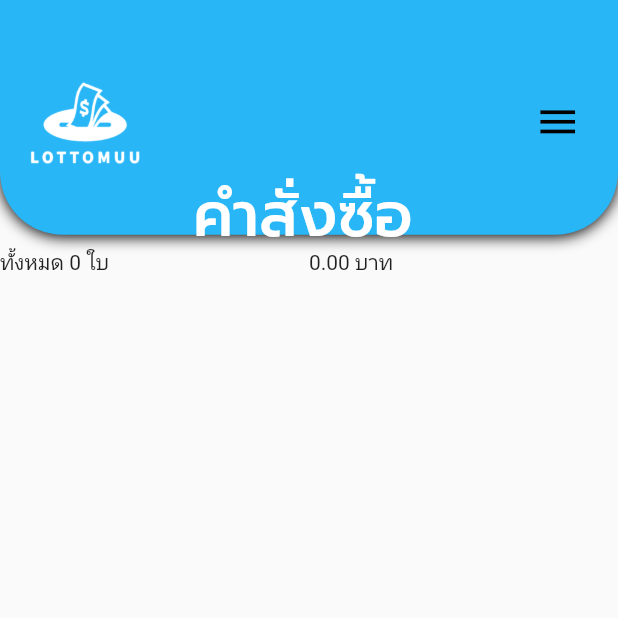
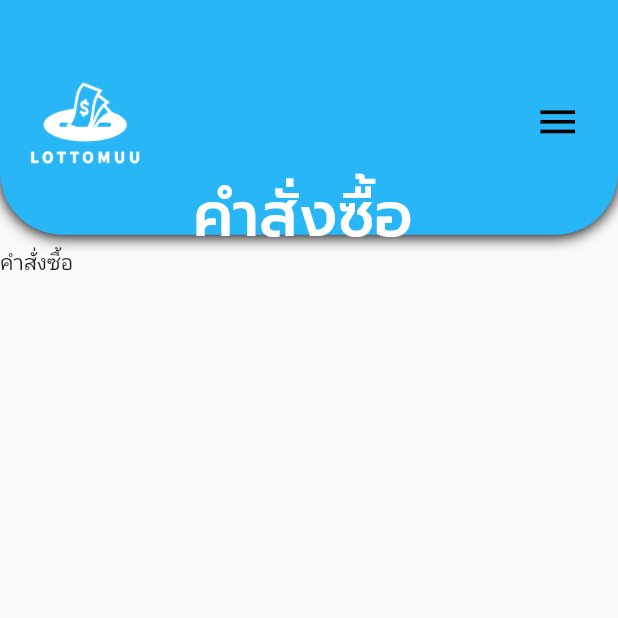
Before and after one commit to Projectmuutoo/Lottomuutoo, a Flutter app: the OrderPage screen opened directly with empty values, on a phone screen of 412 x 824 dp, the top half of it. Run offline on Flutter 3.47's test engine with Material 3 defaults, Android fonts, the phone set to English and light mode, and no system bars; our stand-ins replace flutter_svg, get_storage; accounts and stored records are empty; network calls fail; project files that could hold a hidden picture were left out.

Commit message:
wallet substring and order araimairu

```diff
--- a/lib/pages/navpages/order.dart
+++ b/lib/pages/navpages/order.dart
@@ -40,10 +40,6 @@ class _OrderPageState extends State<OrderPage> {
     }
     super.initState();
     loadData = loadDataAsync();
-    // Delay checkLogin until after the first frame is rendered
-    WidgetsBinding.instance.addPostFrameCallback((_) {
-      checkLogin();
-    });
   }
 
   Future<void> loadDataAsync() async {
@@ -190,13 +186,12 @@ class _OrderPageState extends State<OrderPage> {
         selectedPage: 1,
       ),
 
-      body: SingleChildScrollView(
-        child: FutureBuilder(
+      body: FutureBuilder(
         future: loadData,
         builder: (context, snapshot) {
           if (widget.email == 'ยังไม่ได้เข้าสู่ระบบ') {
             return Container(
-                child: const Text('ยังไม่ได้เข้าสู่ระบบ'),
+              child: Text('ยังไม่ได้เข้าสู่ระบบ'),
             );
           } else {
             if (snapshot.connectionState != ConnectionState.done) {
@@ -207,72 +202,16 @@ class _OrderPageState extends State<OrderPage> {
                 ),
               );
             }
-
-              return SizedBox(
-                child: Container(
-                  child: Column(
-                    mainAxisAlignment: MainAxisAlignment.spaceBetween,
-                    children: [
-                      Row(
-                        children: [
-                          Expanded(child: Text('ทั้งหมด $count ใบ')),
-                          Expanded(child: Text('$countmoney.00 บาท')),
-                        ],
-                      ),
-                      for (var order in _orders)
-                        Column(
-                          crossAxisAlignment: CrossAxisAlignment.start,
-                          children: [
-                            Text(
-                                '${order.date.substring(0, 10)} - ${order.date.substring(11, 16)}'),
-                            Row(
-                              mainAxisAlignment: MainAxisAlignment.spaceBetween,
-                              children: [
-                                Expanded(
-                                  child: SvgPicture.string(
-                                    '<svg xmlns="http://www.w3.org/2000/svg" height="24px" viewBox="0 -960 960 960" width="24px" fill="#5f6368"><path d="M440-200h80v-40h40q17 0 28.5-11.5T600-280v-120q0-17-11.5-28.5T560-440H440v-40h160v-80h-80v-40h-80v40h-40q-17 0-28.5 11.5T360-520v120q0 17 11.5 28.5T400-360h120v40H360v80h80v40ZM240-80q-33 0-56.5-23.5T160-160v-640q0-33 23.5-56.5T240-880h320l240 240v480q0 33-23.5 56.5T720-80H240Zm280-560v-160H240v640h480v-480H520ZM240-800v160-160 640-640Z"/></svg>',
-                                    width: width * 0.02,
-                                    height: height * 0.04,
-                                  ),
-                                ),
-                                Expanded(
-                                  child: Text('${order.number}'),
-                                ),
-                                const Expanded(
-                                  child: Text('100.00 บาท'),
-                                ),
-                                Expanded(
-                                  child: Text(
-                                    // Check conditions for reward and win and display appropriate messages
-                                    _getStatusMessage(order.reward, order.win),
-                                    style: TextStyle(
-                                      color:
-                                          (order.reward == 0 && order.win != 0)
-                                              ? Colors.orange
-                                              : (order.reward == 1 &&
-                                                      order.win != 0)
-                                                  ? Colors.blue
-                                                  : Colors.black,
-                                    ),
-                                  ),
-                                ),
-                              ],
-                            ),
-                          ],
-                        ),
-                    ],
-                  ),
-                ),
+            return Container(
+              child: Text('คำสั่งซื้อ'),
             );
           }
         },
       ),
-      ),
     );
   }
 
-  void checkLogin() {
-    if (widget.email == 'ยังไม่ได้เข้าสู่ระบบ') {
+  void goLogin() {
     showDialog(
       context: context,
       builder: (context) => AlertDialog(
@@ -290,7 +229,7 @@ class _OrderPageState extends State<OrderPage> {
             mainAxisSize: MainAxisSize.min,
             children: [
               Image.asset(
-                  'assets/images/warning.png',
+                'assets/images/question.png',
                 width: MediaQuery.of(context).size.width * 0.16,
                 height: MediaQuery.of(context).size.width * 0.16,
                 fit: BoxFit.cover,
@@ -298,10 +237,10 @@ class _OrderPageState extends State<OrderPage> {
               SizedBox(height: MediaQuery.of(context).size.width * 0.04),
               Center(
                 child: Text(
-                    'กรุณาล็อคอิน!',
+                  'เข้าสู่ระบบ!',
                   style: TextStyle(
                     fontFamily: 'prompt',
-                      fontSize: MediaQuery.of(context).size.width * 0.04,
+                    fontSize: MediaQuery.of(context).size.width * 0.05,
                   ),
                 ),
               ),
@@ -375,7 +314,6 @@ class _OrderPageState extends State<OrderPage> {
     );
   }
 }
-}
 
 String _getStatusMessage(int? reward, int win) {
   if (reward == 0 && win == 0) {
--- a/lib/pages/navpages/wallet.dart
+++ b/lib/pages/navpages/wallet.dart
@@ -480,7 +480,13 @@ class _WalletPageState extends State<WalletPage> {
                                       Column(
                                         children: [
                                           Text(money.value.toString()),
-                                          Text(money.date.toString()),
+                                          Row(
+                                            children: [
+                                              Text(money.date.substring(0, 10)),
+                                              Text(' ' +
+                                                  money.date.substring(11, 16)),
+                                            ],
+                                          )
                                         ],
                                       ),
                                     ],
```
Lines whose indentation alone changed are shown as unchanged.
